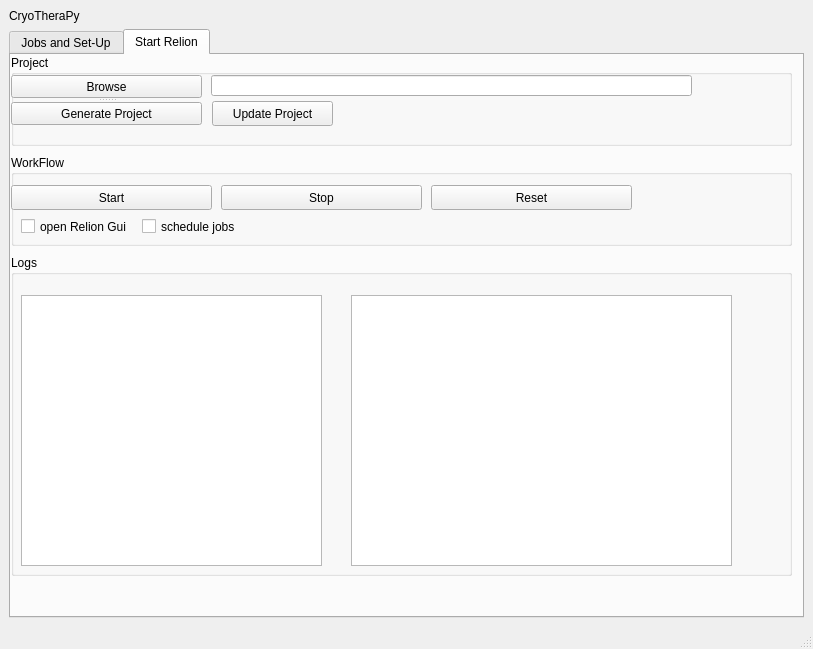
Qt form src/gui/schemeGui.ui (Klumpe-lab/CryoBoost) before a commit.
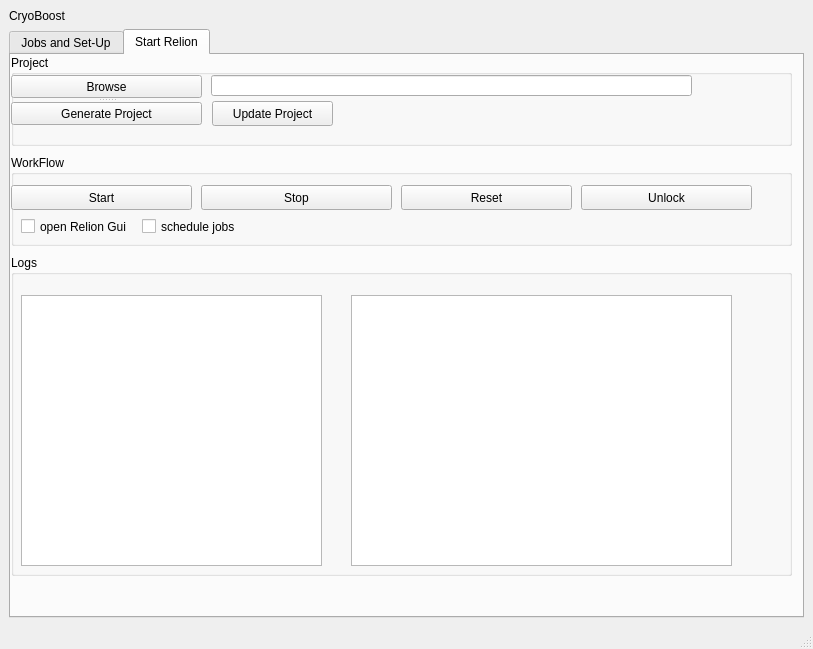
The same form after that commit. The open tabs and pages were chosen to show the change.

Commit message: stop reset unlock implemented

```diff
--- a/src/gui/schemeGui.ui
+++ b/src/gui/schemeGui.ui
@@ -18,7 +18,7 @@
     <item row="0" column="0">
      <widget class="QLabel" name="label_4">
       <property name="text">
-       <string>CryoTheraPy</string>
+       <string>CryoBoost</string>
       </property>
      </widget>
     </item>
@@ -209,7 +209,7 @@
           <rect>
            <x>0</x>
            <y>30</y>
-           <width>201</width>
+           <width>181</width>
            <height>25</height>
           </rect>
          </property>
@@ -220,9 +220,9 @@
         <widget class="QPushButton" name="btn_stopWorkFlow">
          <property name="geometry">
           <rect>
-           <x>210</x>
+           <x>190</x>
            <y>30</y>
-           <width>201</width>
+           <width>191</width>
            <height>25</height>
           </rect>
          </property>
@@ -233,9 +233,9 @@
         <widget class="QPushButton" name="btn_resetWorkFlow">
          <property name="geometry">
           <rect>
-           <x>420</x>
+           <x>390</x>
            <y>30</y>
-           <width>201</width>
+           <width>171</width>
            <height>25</height>
           </rect>
          </property>
@@ -269,6 +269,19 @@
           <string>schedule jobs</string>
          </property>
         </widget>
+        <widget class="QPushButton" name="btn_unlockWorkFlow">
+         <property name="geometry">
+          <rect>
+           <x>570</x>
+           <y>30</y>
+           <width>171</width>
+           <height>25</height>
+          </rect>
+         </property>
+         <property name="text">
+          <string>Unlock</string>
+         </property>
+        </widget>
        </widget>
        <widget class="QGroupBox" name="groupBox_Logs">
         <property name="geometry">
```
Left out of the diff: 2 changed lines with no effect on the pictures. The commit also changes 2 other files.
